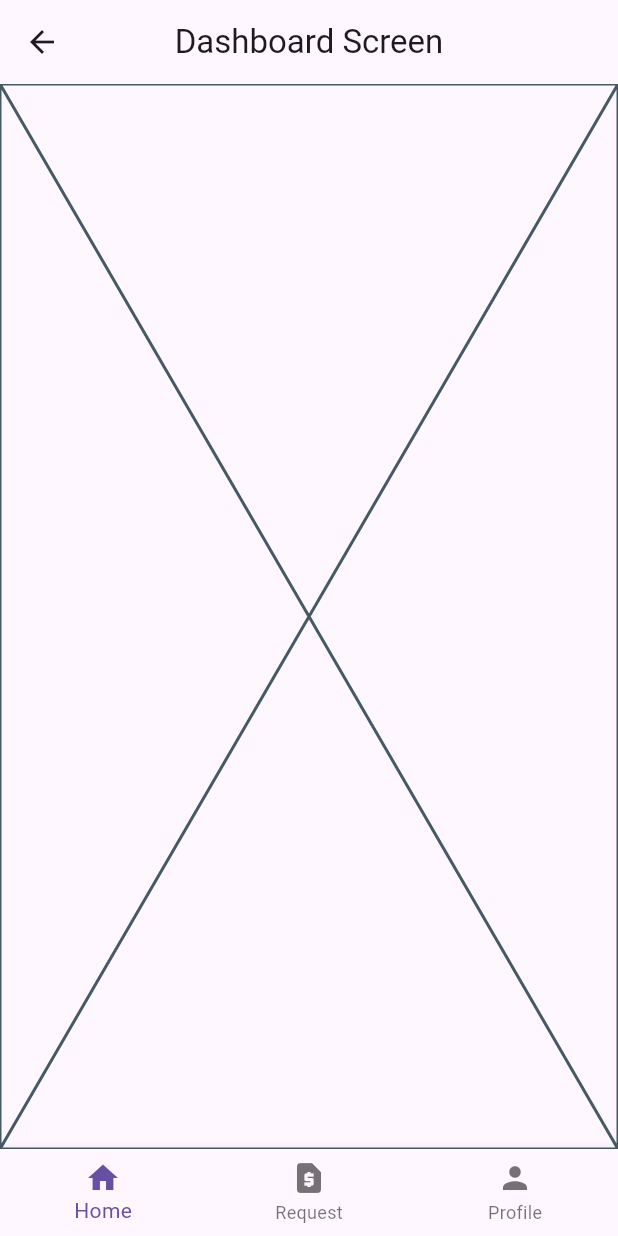
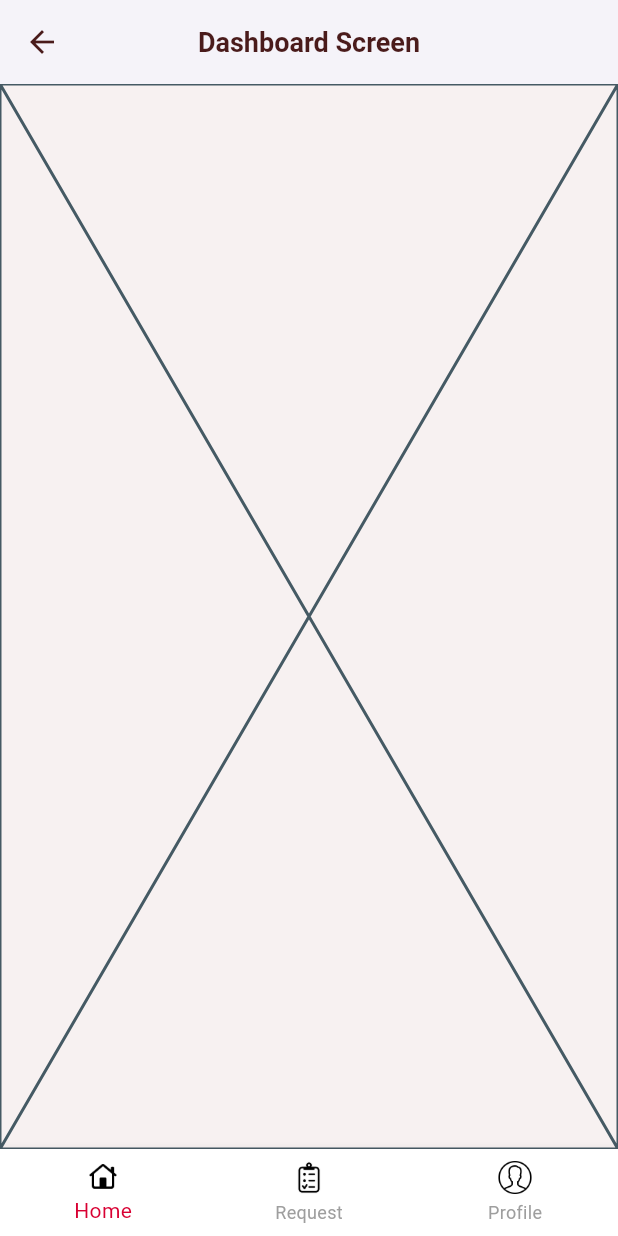
Before and after one commit to Unika1/lifelink, a Flutter app: the DashboardScreen screen opened directly, on a phone screen of 412 x 824 dp. Run offline on Flutter 3.47's test engine with Material 3 defaults, Android fonts, the phone set to English and light mode, and no system bars.

Commit message:
Updated icons and error solved

```diff
--- a/lib/app.dart
+++ b/lib/app.dart
@@ -1,5 +1,6 @@
 import 'package:flutter/material.dart';
 import 'package:lifelink/screens/splash_screen.dart';
+import 'package:lifelink/theme/app_theme.dart';
 
 class App extends StatelessWidget {
   const App({super.key});
@@ -7,6 +8,8 @@ class App extends StatelessWidget {
   @override
   Widget build(BuildContext context) {
     return MaterialApp(
+      debugShowCheckedModeBanner: false,
+      theme:AppTheme.lightTheme,
       home:SplashScreen()
       );
   }
--- a/lib/screens/bottom_screen/home_screen.dart
+++ b/lib/screens/bottom_screen/home_screen.dart
@@ -1,13 +1,12 @@
 import 'package:flutter/material.dart';
 
-class HomeScreen extends StatefulWidget {
+class HomeScreen extends StatelessWidget {
   const HomeScreen({super.key});
 
-  @override
-  State<HomeScreen> createState() => _HomeScreenState();
-}
+    static const Color primaryColor = Color(0xFFD80032);
+    static const Color textColor = Color(0xFF4A1B1B);
+    static const Color bgColor = Color(0xFFF7F1F1);
 
-class _HomeScreenState extends State<HomeScreen> {
   @override
   Widget build(BuildContext context) {
     return const Placeholder();
--- a/lib/screens/dashboard_screen.dart
+++ b/lib/screens/dashboard_screen.dart
@@ -26,18 +26,30 @@ class _DashboardScreen extends State<DashboardScreen> {
       body: lstBottomScreen[_selectedIndex],
       bottomNavigationBar: BottomNavigationBar(
         type: BottomNavigationBarType.fixed,
-        items: const[
+        items:[
           BottomNavigationBarItem(
-            icon: Icon(Icons.home),
-            label: 'Home',
+            icon:Image.asset(
+              'assets/icons/home.png',
+              width: 24,
+              height: 24,
+            ),
+            label: 'Home'
             ),
           BottomNavigationBarItem(
-            icon: Icon(Icons.request_page),
-            label: 'Request',
+            icon:Image.asset(
+              'assets/icons/request.png',
+              width: 24,
+              height: 24,
+            ),
+            label:'Request'
           ),
           BottomNavigationBarItem(
-            icon: Icon(Icons.person),
-            label: 'Profile',
+            icon: Image.asset(
+              'assets/icons/profile.png',
+              width: 24,
+              height: 24,
+            ),
+            label:'Profile'
           ),
       ],
       currentIndex: _selectedIndex,
--- /dev/null
+++ b/lib/theme/app_theme.dart
@@ -0,0 +1,34 @@
+import 'package:flutter/material.dart';
+
+class AppTheme {
+  static const Color primaryColor = Color(0xFFD80032);
+  static const Color backgroundColor = Color(0xFFF7F1F1);
+  static const Color textColor = Color(0xFF4A1B1B);
+
+  static ThemeData lightTheme = ThemeData(
+    useMaterial3: true,
+    scaffoldBackgroundColor: backgroundColor,
+    primaryColor: primaryColor,
+
+    appBarTheme: const AppBarTheme(
+      backgroundColor: Colors.white,
+      elevation: 2,
+      iconTheme: IconThemeData(color: textColor),
+      titleTextStyle: TextStyle(
+        color: textColor,
+        fontSize: 18,
+        fontWeight: FontWeight.bold,
+      ),
+    ),
+
+    bottomNavigationBarTheme: const BottomNavigationBarThemeData(
+      selectedItemColor: primaryColor,
+      unselectedItemColor: Colors.grey,
+      backgroundColor: Colors.white,
+    ),
+
+    textTheme: const TextTheme(
+      bodyMedium: TextStyle(color: textColor),
+    ),
+  );
+}
```
Also changed, not shown: assets/icons/home.png (added), assets/icons/profile.png (added), assets/icons/request.png (added), assets/images/LifeLink.png (deleted), assets/images/blood-drop.png (added), assets/images/blood-transfusion.png (added), assets/images/hospital.png (added), assets/images/measureoflife.png (added).
